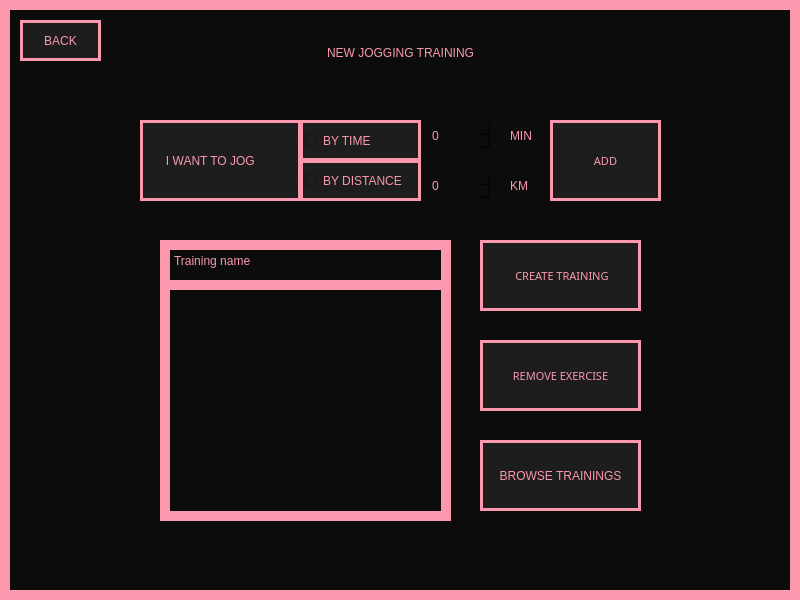
Hanna-J-K/fitnessapp, file View/NewJoggingTraining.ui: the form before one commit.
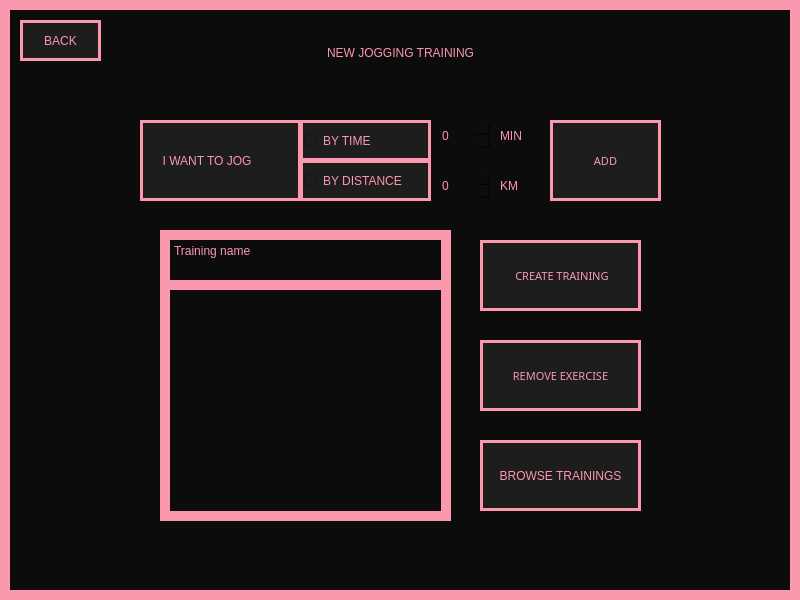
The form after the commit.

The edit to the form file:
```diff
--- a/View/NewJoggingTraining.ui
+++ b/View/NewJoggingTraining.ui
@@ -70,9 +70,9 @@
    <widget class="QSpinBox" name="min_spin">
     <property name="geometry">
      <rect>
-      <x>430</x>
+      <x>440</x>
       <y>120</y>
-      <width>61</width>
+      <width>51</width>
       <height>31</height>
      </rect>
     </property>
@@ -85,9 +85,9 @@
    <widget class="QSpinBox" name="kim_spin">
     <property name="geometry">
      <rect>
-      <x>430</x>
+      <x>440</x>
       <y>170</y>
-      <width>61</width>
+      <width>51</width>
       <height>31</height>
      </rect>
     </property>
@@ -100,9 +100,9 @@
    <widget class="QPushButton" name="sets_btn">
     <property name="geometry">
      <rect>
-      <x>510</x>
+      <x>500</x>
       <y>120</y>
-      <width>31</width>
+      <width>41</width>
       <height>31</height>
      </rect>
     </property>
@@ -122,7 +122,7 @@
    <widget class="QPushButton" name="reps_btn">
     <property name="geometry">
      <rect>
-      <x>510</x>
+      <x>500</x>
       <y>170</y>
       <width>31</width>
       <height>31</height>
@@ -146,7 +146,7 @@
      <rect>
       <x>300</x>
       <y>120</y>
-      <width>121</width>
+      <width>131</width>
       <height>41</height>
      </rect>
     </property>
@@ -163,7 +163,7 @@
      <rect>
       <x>300</x>
       <y>160</y>
-      <width>121</width>
+      <width>131</width>
       <height>41</height>
      </rect>
     </property>
@@ -189,7 +189,7 @@
 font: 8pt &quot;PRIMETIME&quot;;</string>
     </property>
     <property name="text">
-     <string>      I WANT TO JOG</string>
+     <string>     I WANT TO JOG</string>
     </property>
    </widget>
    <widget class="QPushButton" name="back_btn">
@@ -245,9 +245,9 @@
     <property name="geometry">
      <rect>
       <x>160</x>
-      <y>240</y>
+      <y>230</y>
       <width>291</width>
-      <height>51</height>
+      <height>61</height>
      </rect>
     </property>
     <property name="styleSheet">
```
Left out of the diff: 2 changed lines with no effect on the pictures.
